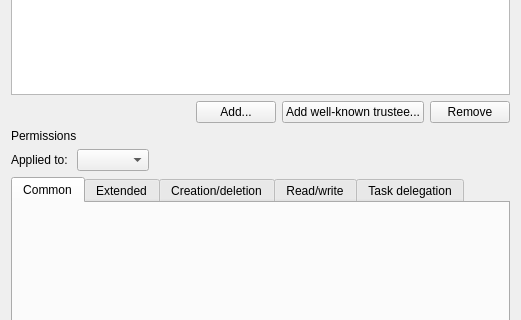
Qt form src/admc/tabs/security_tab.ui (altlinux/admc) before a commit; both pictures show x 0 to 521 and y 128 to 448 of the 521 by 578 pixel window.
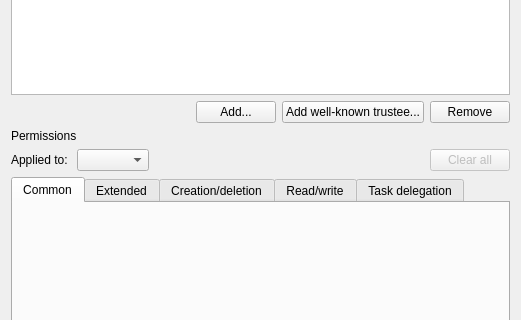
The same form after that commit. The open tabs and pages were chosen to show the change. Custom widgets are drawn as their Qt base class.

Commit message:
Add "Clear all" button to security tab
Button allows to clear all permission selection
(except inherited permissions).

Patch:
```diff
--- a/src/admc/tabs/security_tab.ui
+++ b/src/admc/tabs/security_tab.ui
@@ -122,6 +122,16 @@
        </property>
       </spacer>
      </item>
+     <item>
+      <widget class="QPushButton" name="clear_all_button">
+       <property name="enabled">
+        <bool>false</bool>
+       </property>
+       <property name="text">
+        <string>Clear all</string>
+       </property>
+      </widget>
+     </item>
     </layout>
    </item>
    <item>
```
Left out of the diff: 2 changed lines with no effect on the pictures. The commit also changes 4 other files.
